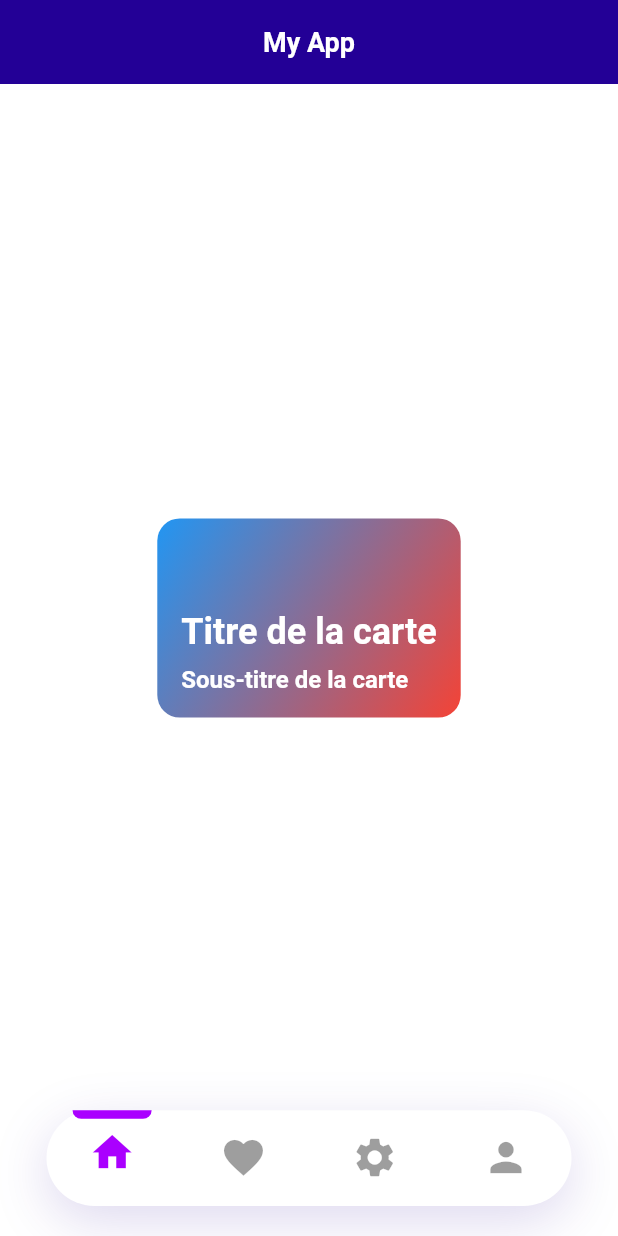
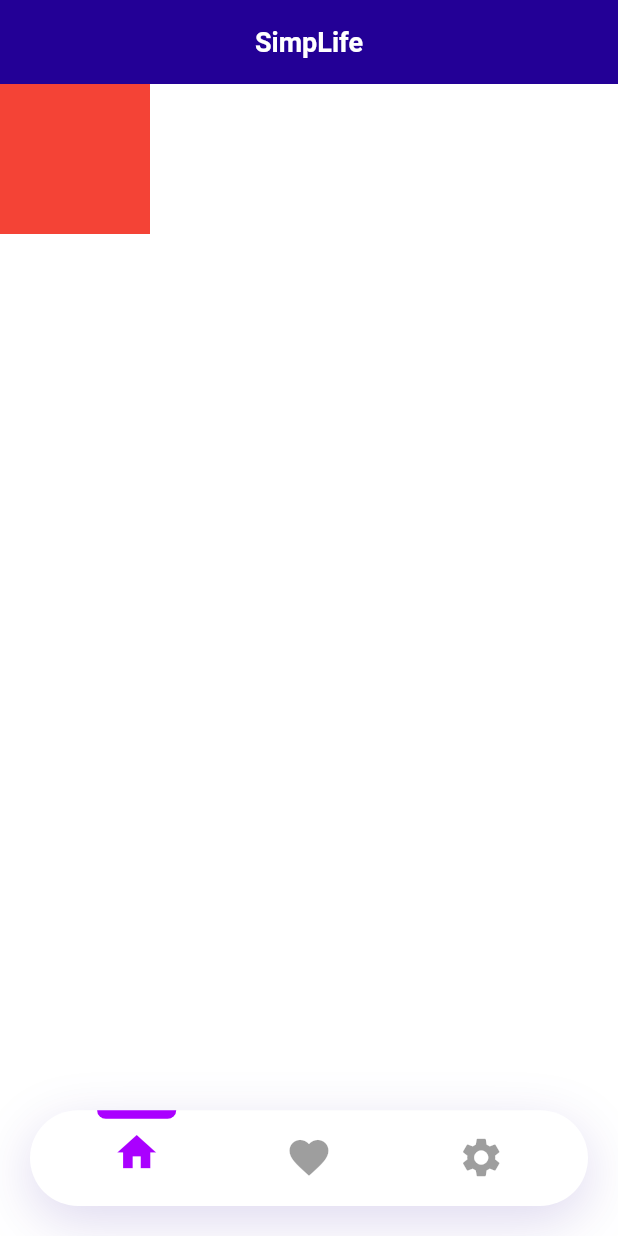
Before and after one commit to rayandu924/SimpLife, a Flutter app: the screen it shows after launch, on a phone screen of 412 x 824 dp. Run offline on Flutter 3.47's test engine with Material 2 defaults, Android fonts, the phone set to English and light mode, and no system bars.

Commit message:
Reset of everythings

```diff
--- a/lib/app.dart
+++ b/lib/app.dart
@@ -1,6 +1,6 @@
 import 'package:flutter/material.dart';
 import 'settings.dart';
-import 'homePage.dart';
+import 'mainPage.dart';
 
 class App extends StatelessWidget {
   final Settings settings;
@@ -12,9 +12,9 @@ class App extends StatelessWidget {
     return MaterialApp(
       title: 'SimpLife',
       theme: ThemeData(
-        canvasColor: Colors.transparent, // Ajouter cette ligne
+        canvasColor: Colors.transparent,
       ),
-      home: HomePage(settings: settings),
+      home: MainPage(settings: settings),
     );
   }
 }
--- a/lib/basePage.dart
+++ /dev/null
@@ -1,34 +0,0 @@
-import 'package:flutter/material.dart';
-import 'settings.dart';
-import 'myBottomNavigationBar.dart';
-import 'myAppBar.dart';
-
-class BasePage extends StatelessWidget {
-  final Settings settings;
-  final Widget body;
-  final Function onLeadingIconPressed;
-  final IconData leadingIcon;
-  final String title;
-
-  BasePage({
-    required this.settings,
-    required this.body,
-    required this.onLeadingIconPressed,
-    this.leadingIcon = Icons.arrow_back,
-    this.title = 'My App',
-  });
-
-  @override
-  Widget build(BuildContext context) {
-    return Scaffold(
-      appBar: MyAppBar(
-        settings: settings,
-        onLeadingIconPressed: onLeadingIconPressed,
-        leadingIcon: leadingIcon,
-        title: title,
-      ),
-      body: body,
-      bottomNavigationBar: MyBottomNavigationBar(settings: settings, icons: settings.icons, pages: settings.pages),
-    );
-  }
-}
--- a/lib/homePage.dart
+++ /dev/null
@@ -1,35 +0,0 @@
-import 'package:flutter/material.dart';
-import 'settings.dart';
-import 'myBottomNavigationBar.dart';
-import 'myAppBar.dart';
-import 'basePage.dart'; // Make sure to import your BasePage class
-
-class HomePage extends StatelessWidget {
-  final Settings settings;
-
-  HomePage({required this.settings});
-
-  @override
-  Widget build(BuildContext context) {
-    return BasePage(
-      settings: settings,
-      body: Stack(
-        children: [
-          Container(
-            color: settings.backGroundPrimaryColor,
-            child: Center(),
-          ),
-          Align(
-            alignment: Alignment.bottomCenter,
-            child: MyBottomNavigationBar(settings: settings, icons: settings.icons, pages: settings.pages),
-          ),
-        ],
-      ),
-      onLeadingIconPressed: () {
-        if (Navigator.canPop(context)) {
-          Navigator.pop(context);
-        }
-      },
-    );
-  }
-}
--- /dev/null
+++ b/lib/mainPage.dart
@@ -0,0 +1,41 @@
+import 'package:flutter/material.dart';
+import 'settings.dart';
+import 'myBottomNavigationBar.dart';
+import 'myAppBar.dart';
+
+class MainPage extends StatefulWidget {
+  final Settings settings;
+
+  MainPage({required this.settings});
+
+  @override
+  _MainPageState createState() => _MainPageState();
+}
+
+class _MainPageState extends State<MainPage> {
+  int _currentIndex = 0;
+
+  @override
+  Widget build(BuildContext context) {
+    return Scaffold(
+      appBar: MyAppBar(
+        settings: widget.settings,
+        title: 'SimpLife',
+        onLeadingIconPressed: () {
+          Navigator.pop(context);
+        },
+      ),
+      body: Container(child: widget.settings.getPage(_currentIndex)),
+      bottomNavigationBar: MyBottomNavigationBar(
+        settings: widget.settings,
+        icons: widget.settings.icons,
+        onTabTapped: (index) {
+          setState(() {
+            _currentIndex = index;
+          });
+        },
+        currentIndex: _currentIndex,
+      ),
+    );
+  }
+}
--- a/lib/myBottomNavigationBar.dart
+++ b/lib/myBottomNavigationBar.dart
@@ -1,41 +1,35 @@
 import 'package:flutter/material.dart';
 import 'settings.dart';
 
-class MyBottomNavigationBar extends StatefulWidget {
+class MyBottomNavigationBar extends StatelessWidget {
   final Settings settings;
   final List<IconData> icons;
-  final List<Widget> pages;
+  final Function(int) onTabTapped;
+  final int currentIndex;
 
   MyBottomNavigationBar({
     required this.settings,
     required this.icons,
-    required this.pages,
+    required this.onTabTapped,
+    required this.currentIndex,
   });
-
-  @override
-  _MyBottomNavigationBarState createState() => _MyBottomNavigationBarState();
-}
-
-class _MyBottomNavigationBarState extends State<MyBottomNavigationBar> {
-  var currentIndex = 0;
 
   @override
   Widget build(BuildContext context) {
     Size size = MediaQuery.of(context).size;
-    return Stack(
-      children: [
-        widget.pages[currentIndex],
-        Align(
-          alignment: Alignment.bottomCenter,
-          child: IntrinsicWidth(
-            child: Container(
+    double iconWidth = 60.0; // Define the desired width for each icon
+
+    if (icons.isEmpty) return SizedBox.shrink(); // Return an empty widget if no icons
+
+    return Container(
       margin: EdgeInsets.all(20),
       height: size.width * .155,
+      width: icons.length * iconWidth, // Set the width of the Container based on the number of icons
       decoration: BoxDecoration(
         color: Colors.white,
         boxShadow: [
           BoxShadow(
-                    color: widget.settings.backGroundSecondaryColor.withOpacity(.15),
+            color: settings.backGroundSecondaryColor.withOpacity(.15),
             blurRadius: 30,
             offset: Offset(0, 10),
           ),
@@ -43,16 +37,13 @@ class _MyBottomNavigationBarState extends State<MyBottomNavigationBar> {
         borderRadius: BorderRadius.circular(50),
       ),
       child: Row(
-                mainAxisAlignment: MainAxisAlignment.center,
+        mainAxisSize: MainAxisSize.min, // Minimize the horizontal space occupied by the Row
+        mainAxisAlignment: MainAxisAlignment.spaceEvenly,
         children: List.generate(
-                  widget.icons.length,
+          icons.length,
           (index) => InkWell(
             onTap: () {
-                      setState(
-                        () {
-                          currentIndex = index;
-                        },
-                      );
+              onTabTapped(index);
             },
             splashColor: Colors.transparent,
             highlightColor: Colors.transparent,
@@ -70,17 +61,17 @@ class _MyBottomNavigationBarState extends State<MyBottomNavigationBar> {
                     width: size.width * .128,
                     height: index == currentIndex ? size.width * .014 : 0,
                     decoration: BoxDecoration(
-                              color: widget.settings.foreGroundPrimaryColor,
+                      color: settings.foreGroundPrimaryColor,
                       borderRadius: BorderRadius.vertical(
                         bottom: Radius.circular(10),
                       ),
                     ),
                   ),
                   Icon(
-                            widget.icons[index],
+                    icons[index],
                     size: size.width * .076,
                     color: index == currentIndex
-                                ? widget.settings.foreGroundPrimaryColor
+                        ? settings.foreGroundPrimaryColor
                         : Colors.black38,
                   ),
                   SizedBox(height: size.width * .03),
@@ -90,10 +81,6 @@ class _MyBottomNavigationBarState extends State<MyBottomNavigationBar> {
           ),
         ),
       ),
-            ),
-          ),
-        ),
-      ],
     );
   }
 }
--- a/lib/mySectionCard.dart
+++ /dev/null
@@ -1,81 +0,0 @@
-import 'package:flutter/material.dart';
-import 'settings.dart';
-import 'basePage.dart';
-
-class MySectionCard extends StatelessWidget {
-  final String title;
-  final String subtitle;
-
-  MySectionCard({required this.title, required this.subtitle});
-
-  @override
-  Widget build(BuildContext context) {
-    return InkWell(
-      onTap: () {
-        Navigator.push(
-          context,
-          MaterialPageRoute(builder: (context) => SecondPage(settings: Settings())),
-        );
-      },
-      child: Container(
-        height: ((MediaQuery.of(context).size.height - 160) / 5),
-        padding: EdgeInsets.all(16.0),
-        decoration: BoxDecoration(
-          gradient: LinearGradient(
-            begin: Alignment.topLeft,
-            end: Alignment.bottomRight,
-            colors: [
-              Colors.blue,
-              Colors.red,
-            ],
-          ),
-          borderRadius: BorderRadius.circular(15.0),
-        ),
-        child: Column(
-          crossAxisAlignment: CrossAxisAlignment.start,
-          mainAxisAlignment: MainAxisAlignment.end,
-          children: <Widget>[
-            Text(
-              title,
-              style: TextStyle(
-                fontSize: 24.0,
-                fontWeight: FontWeight.bold,
-                color: Colors.white,
-              ),
-            ),
-            SizedBox(height: 8.0),
-            Text(
-              subtitle,
-              style: TextStyle(
-                fontSize: 16.0,
-                fontWeight: FontWeight.bold,
-                color: Colors.white,
-              ),
-            ),
-          ],
-        ),
-      ),
-    );
-  }
-}
-
-class SecondPage extends StatelessWidget {
-  final Settings settings;
-
-  SecondPage({required this.settings});
-
-  @override
-  Widget build(BuildContext context) {
-    return BasePage(
-      settings: settings,
-      body: Center(
-        child: Text('This is the second page'),
-      ),
-      onLeadingIconPressed: () {
-        if (Navigator.canPop(context)) {
-          Navigator.pop(context);
-        }
-      },
-    );
-  }
-}
--- a/lib/settings.dart
+++ b/lib/settings.dart
@@ -20,19 +20,36 @@ class Settings {
     Icons.home,
     Icons.favorite,
     Icons.settings,
-    Icons.person,
   ];
 
-  List<Widget> pages = [
-    //add section card here
-    Center(
-      child: MySectionCard(
-        title: 'Titre de la carte',
-        subtitle: 'Sous-titre de la carte',
-      ),
-    ),
-    Center(child: Text('Favorites Page')),
-    Center(child: Text('Settings Page')),
-    Center(child: Text('Profile Page')),
-  ];
+  // Create a method to generate a page based on the settings.
+Widget getPage(int index) {
+  switch (index) {
+    case 0:
+      return Scaffold(
+        body: Container(
+          width: 100.0,   // width of the Container
+          height: 100.0,  // height of the Container
+          color: Colors.red,  // This will be the background color
+        ),
+      );
+    case 1:
+      return Scaffold(
+        body: Center(child: Text('Page 1', style: TextStyle(color: Colors.white, fontSize: 30))),
+      );
+    case 2:
+      return Scaffold(
+        body: Center(child: Text('Page 2', style: TextStyle(color: Colors.white, fontSize: 30))),
+      );
+    case 3:
+      return Scaffold(
+        body: Center(child: Text('Page 3', style: TextStyle(color: Colors.black, fontSize: 30))),
+      );
+    default:
+      return Scaffold(
+        body: Center(child: Text('Default page', style: TextStyle(color: Colors.white, fontSize: 30))),
+      );
+  }
 }
+
+}
```
Lines whose indentation alone changed are shown as unchanged.
